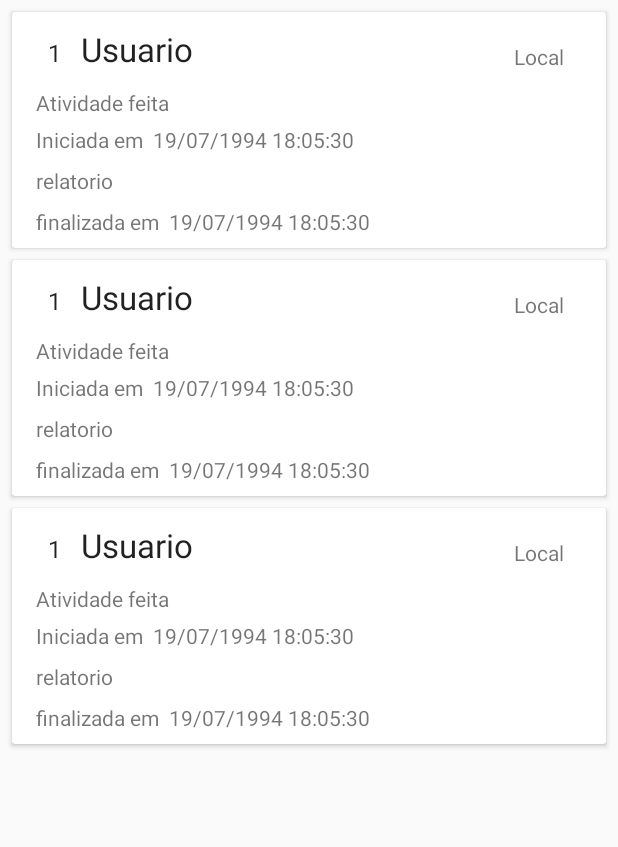
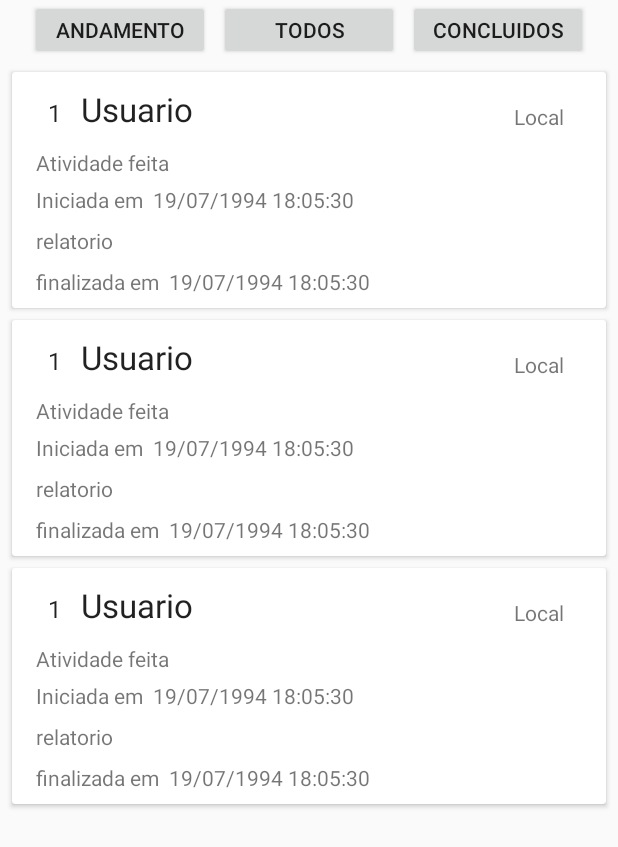
Before and after one commit to 0nigiri/ProjetoLeitorQR, an Android app: the layout fragment_historico.xml on its own in the app's theme, with its tools: preview values and no code run, on a phone screen of 412 x 824 dp. Shown: the top 847 px of the screen. Run offline under Robolectric (Android 15) with nearby library versions, the phone set to English and light mode, and no system bars.

Commit message:
adicionado botao de historico para mostrar historicos de trabalhos em andamento,concluidos e todos

```diff
--- a/app/src/main/res/layout/fragment_historico.xml
+++ b/app/src/main/res/layout/fragment_historico.xml
@@ -9,8 +9,38 @@
         android:id="@+id/recycler_historico"
         android:layout_width="match_parent"
         android:layout_height="match_parent"
-        tools:listitem="@layout/card_view_historico"
-        />
+        android:paddingTop="40dp"
+        tools:listitem="@layout/card_view_historico" />
+
+    <RelativeLayout
+        android:layout_width="match_parent"
+        android:layout_height="40dp">
+
+        <Button
+            android:id="@+id/button_historico_andamento"
+            android:layout_width="120dp"
+            android:layout_height="wrap_content"
+            android:layout_marginLeft="20dp"
+            android:layout_alignParentLeft="true"
+            android:text="Andamento" />
+
+        <Button
+            android:id="@+id/button_historico_todos"
+            android:layout_width="120dp"
+            android:layout_height="wrap_content"
+            android:layout_centerInParent="true"
+            android:text="Todos"
+           />
+
+        <Button
+            android:id="@+id/button_historico_concluidos"
+            android:layout_width="120dp"
+            android:layout_height="wrap_content"
+            android:layout_alignParentRight="true"
+            android:layout_marginRight="20dp"
+            android:text="Concluidos" />
+
+    </RelativeLayout>
 
 
 </androidx.coordinatorlayout.widget.CoordinatorLayout>
--- a/build.gradle
+++ b/build.gradle
@@ -7,7 +7,7 @@ buildscript {
 
     }
     dependencies {
-        classpath 'com.android.tools.build:gradle:3.5.1'
+        classpath 'com.android.tools.build:gradle:3.5.2'
 
         // NOTE: Do not place your application dependencies here; they belong
         // in the individual module build.gradle files
```
Also changed, not shown: app/src/main/java/br/com/mh3d/leitorqrcodeatividade/database/dao/TrabalhoDAO.java (+16 -2 lines), app/src/main/java/br/com/mh3d/leitorqrcodeatividade/database/repositories/TrabalhoRepository.java (+12 -0 lines), app/src/main/java/br/com/mh3d/leitorqrcodeatividade/ui/fragments/HistoricoFragment.java (+57 -4 lines), app/src/main/java/br/com/mh3d/leitorqrcodeatividade/ui/viewmodel/TrabalhoViewModel.java (+10 -0 lines).
